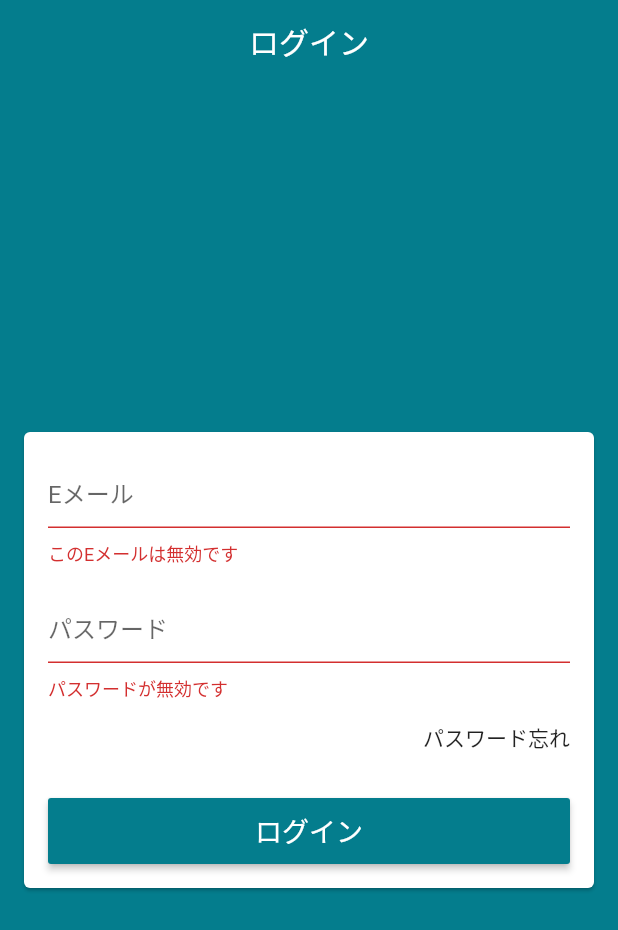
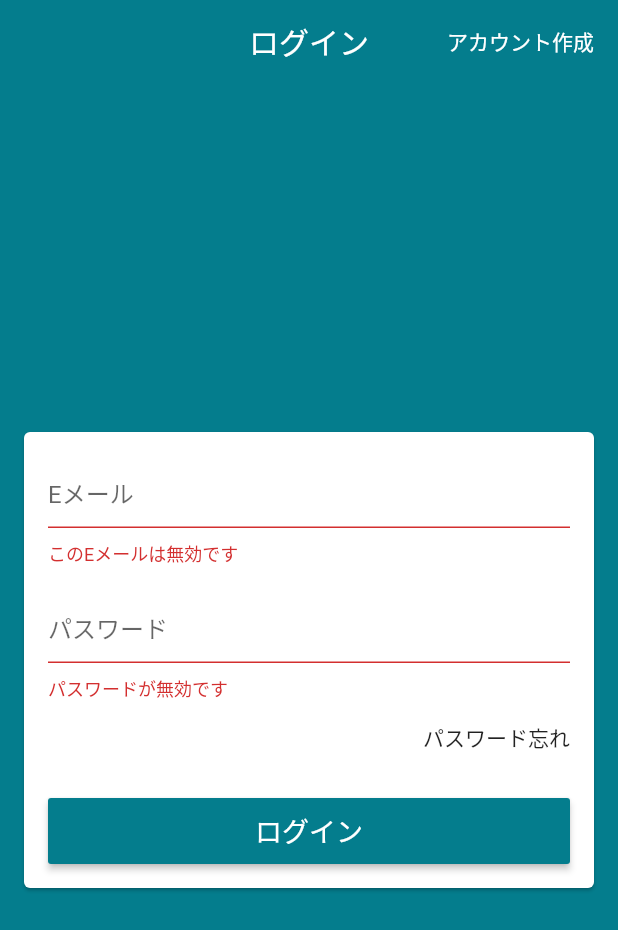
Before and after one commit to chocho-san/Loja-Virtual, a Flutter app: the screen it shows after launch, after a tap on "ログイン", on a phone screen of 412 x 824 dp. Shown: the top 930 px of the screen. Run offline on Flutter 3.47's test engine with Material 2 defaults, Android fonts, the phone set to English and light mode, and no system bars; our stand-ins replace cloud_firestore, firebase_auth, firebase_core; accounts and stored records are empty.

Commit message:
4th commit

```diff
--- a/lib/main.dart
+++ b/lib/main.dart
@@ -1,11 +1,11 @@
 import 'package:firebase_core/firebase_core.dart';
 import 'package:flutter/material.dart';
 import 'package:cloud_firestore/cloud_firestore.dart';
-import 'package:loja_virtual/models/user.dart';
 import 'package:loja_virtual/models/user_manager.dart';
 import 'package:provider/provider.dart';
 
 import 'screens/base_screen.dart';
+import 'screens/signup_screen.dart';
 
 Future<void> main() async {
   WidgetsFlutterBinding.ensureInitialized();
@@ -14,9 +14,7 @@ Future<void> main() async {
       .collection('order')
       .doc('001')
       .snapshots()
-      .listen((document) {
-    print(document.data());
-  });
+      .listen((document) {});
 
   runApp(MyApp());
 }
@@ -25,8 +23,8 @@ class MyApp extends StatelessWidget {
   // This widget is the root of your application.
   @override
   Widget build(BuildContext context) {
-    return Provider(
-      create: (_)=>UserManager(),
+    return ChangeNotifierProvider(
+      create: (_) => UserManager(),
       child: MaterialApp(
         title: 'Loja Virtual',
         debugShowCheckedModeBanner: false,
@@ -38,7 +36,19 @@ class MyApp extends StatelessWidget {
           ),
           visualDensity: VisualDensity.adaptivePlatformDensity,
         ),
-        home: BaseScreen(),
+        initialRoute: '/base',
+        onGenerateRoute: (settings){
+          switch(settings.name){
+            case '/signup' :
+              return MaterialPageRoute(
+                builder: (_)=> SignUpScreen()
+              );
+            case '/base' :
+              return MaterialPageRoute(
+                  builder: (_)=> BaseScreen()
+              );
+          }
+        },
       ),
     );
   }
--- a/lib/models/page_manager.dart
+++ b/lib/models/page_manager.dart
@@ -4,7 +4,7 @@ import 'package:flutter/material.dart';
 class PageManager {
 
   PageManager(this._pageController);
-  PageController _pageController;
+ final  PageController _pageController;
 
   int page = 0;
 
--- a/lib/models/user_manager.dart
+++ b/lib/models/user_manager.dart
@@ -1,18 +1,43 @@
 import 'package:firebase_auth/firebase_auth.dart';
-import 'package:flutter/services.dart';
+import 'package:flutter/cupertino.dart';
 import 'package:loja_virtual/helpers/firebase_errors.dart';
 import 'package:loja_virtual/models/user.dart';
 
-class UserManager {
+class UserManager extends ChangeNotifier {
+  UserManager(){
+    _loadCurrentUser();
+  }
   final FirebaseAuth auth = FirebaseAuth.instance;
+  User user;
+
+  bool _loading = false;
+  //getterとsetter
+  bool get loading => _loading;/*プライベート変数_loadingを参照のみ可能とする*/
+  set loading(bool value) {/*プライベート変数_loadingを変更可能とする*/
+    _loading = value;
+    notifyListeners();
+  }
 
   Future<void> signIn({Users user, Function onFail, Function onSuccess}) async {
+    loading = true;
     try {
       final result = await auth.signInWithEmailAndPassword(
           email: user.email, password: user.password);
+
+      this.user = result.user;
+
       onSuccess();
-    } on PlatformException catch (e) {
-      onFail(getErrorString(e.code));
+    } on FirebaseAuthException catch (error) {
+      onFail(getErrorString(error.code));
     }
+    loading = false;
+  }
+
+  Future<void> _loadCurrentUser() async {
+    final User currentUser = await auth.currentUser;
+    if(currentUser != null){
+      user = currentUser;
+    }
+    notifyListeners();
   }
 }
--- a/lib/screens/login_screen.dart
+++ b/lib/screens/login_screen.dart
@@ -10,6 +10,7 @@ class LoginScreen extends StatelessWidget {
 
   final GlobalKey<FormState> formKey = GlobalKey<FormState>();
   final GlobalKey<ScaffoldState> scaffoldKey = GlobalKey<ScaffoldState>();
+  final _passFocusNode = FocusNode();
 
   @override
   Widget build(BuildContext context) {
@@ -18,20 +19,39 @@ class LoginScreen extends StatelessWidget {
       appBar: AppBar(
         title: const Text('ログイン'),
         centerTitle: true,
+        actions: [
+          FlatButton(
+              onPressed: () {
+                Navigator.of(context).pushReplacementNamed('/signup');
+              },
+            textColor: Colors.white,
+              child: Text(
+                'アカウント作成',
+                style: TextStyle(fontSize: 14),
+              ),
+          )
+        ],
       ),
       body: Center(
         child: Card(
           margin: const EdgeInsets.symmetric(horizontal: 16),
           child: Form(
             key: formKey,
-            child: ListView(
+            child: Consumer<UserManager>(
+              builder: (_, userManager, child) {
+                return ListView(
                   padding: const EdgeInsets.all(16),
                   shrinkWrap: true,
                   children: [
                     TextFormField(
                       controller: emailController,
+                      enabled: !userManager.loading,
                       decoration: const InputDecoration(hintText: 'Eメール'),
+                      textInputAction: TextInputAction.next,
                       keyboardType: TextInputType.emailAddress,
+                      onFieldSubmitted: (_) {
+                        FocusScope.of(context).requestFocus(_passFocusNode);
+                      },
                       autocorrect: false,
                       validator: (email) {
                         if (!emailValid(email)) {
@@ -40,12 +60,14 @@ class LoginScreen extends StatelessWidget {
                         return null;
                       },
                     ),
-                const SizedBox(height: 16),
+                    SizedBox(height: 16),
                     TextFormField(
                       controller: passController,
+                      enabled: !userManager.loading,
                       decoration: const InputDecoration(hintText: 'パスワード'),
                       autocorrect: false,
                       obscureText: true,
+                      focusNode: _passFocusNode,
                       validator: (pass) {
                         if (pass.isEmpty || pass.length < 6) {
                           return 'パスワードが無効です';
@@ -53,46 +75,59 @@ class LoginScreen extends StatelessWidget {
                         return null;
                       },
                     ),
-                Align(
-                  alignment: Alignment.centerRight,
-                  child: FlatButton(
-                    onPressed: () {
-                    },
-                    padding: EdgeInsets.zero,
-                    child: const Text('パスワード忘れ'),
-                  ),
-                ),
-                const SizedBox(height: 16),
+                    child,
+                    SizedBox(height: 16),
                     SizedBox(
                       height: 44,
                       child: RaisedButton(
-                    onPressed: () {
+                        onPressed: userManager.loading
+                            ? null
+                            : () {
                                 if (formKey.currentState.validate()) {
-                        context.read<UserManager>().signIn(
+                                  userManager.signIn(
                                     user: Users(
                                         email: emailController.text,
                                         password: passController.text),
-                            onFail: (e) {
+                                    onFail: (error) {
                                       scaffoldKey.currentState.showSnackBar(
                                         SnackBar(
-                                  content: Text('$e'),
+                                          content: Text(error),
                                           backgroundColor: Colors.red,
                                         ),
                                       );
                                     },
                                     onSuccess: () {
-                            });
+                                      print('成功');
+                                    },
+                                  );
                                 }
                               },
                         color: Theme.of(context).primaryColor,
+                        disabledColor:
+                            Theme.of(context).primaryColor.withAlpha(100),
                         textColor: Colors.white,
-                    child: const Text(
+                        child: userManager.loading
+                            ? CircularProgressIndicator(
+                                valueColor:
+                                    AlwaysStoppedAnimation(Colors.white),
+                              )
+                            : Text(
                                 'ログイン',
                                 style: TextStyle(fontSize: 18),
                               ),
                       ),
                     )
                   ],
+                );
+              },
+              child: Align(
+                alignment: Alignment.centerRight,
+                child: FlatButton(
+                  onPressed: () {},
+                  padding: EdgeInsets.zero,
+                  child: const Text('パスワード忘れ'),
+                ),
+              ),
             ),
           ),
         ),
--- /dev/null
+++ b/lib/screens/signup_screen.dart
@@ -0,0 +1,12 @@
+import 'package:flutter/material.dart';
+
+class SignUpScreen extends StatelessWidget {
+  @override
+  Widget build(BuildContext context) {
+    return Scaffold(
+      appBar: AppBar(
+        title: Text('アカウント作成'),
+      ),
+    );
+  }
+}
--- a/pubspec.yaml
+++ b/pubspec.yaml
@@ -42,7 +42,7 @@ dev_dependencies:
     sdk: flutter
 
 #有効コードの制限
-  lint: ^1.3.0
+#  lint: ^1.3.0
 
 
 # For information on the generic Dart part of this file, see the
```
Also changed, not shown: pubspec.lock. Lines whose indentation alone changed are shown as unchanged.
